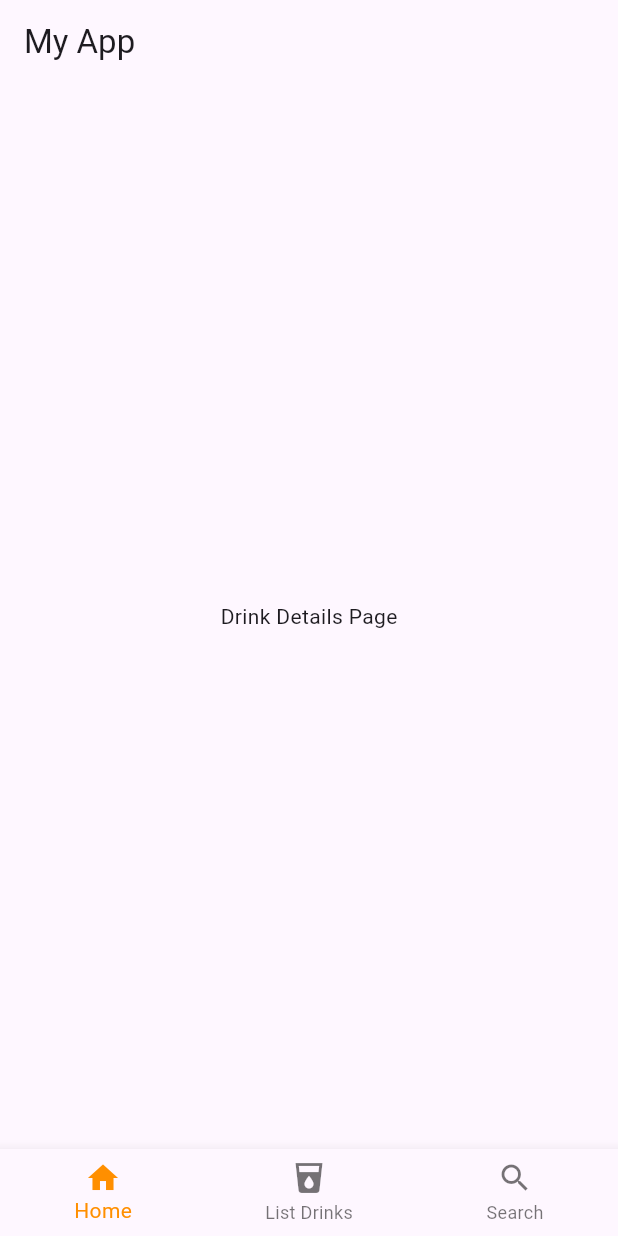
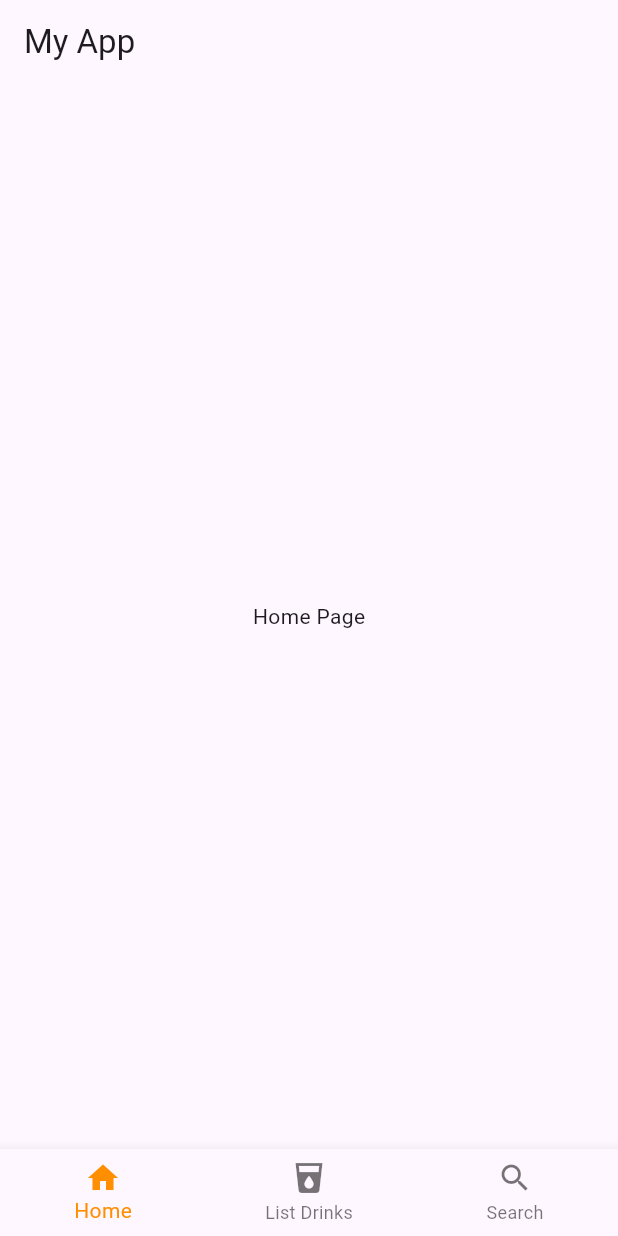
Before and after one commit to G-juss/Laboratorio2, a Flutter app: the screen it shows after launch, on a phone screen of 412 x 824 dp. Run offline on Flutter 3.47's test engine with Material 3 defaults, Android fonts, the light colour scheme and no system bars.

Commit message:
Se arregló la sección home

```diff
--- a/lib/main.dart
+++ b/lib/main.dart
@@ -1,5 +1,5 @@
+import 'package:cocteles/sections/home.dart';
 import 'package:flutter/material.dart';
-import 'sections/drinkdetails.dart';
 import 'sections/drinklist.dart';
 import 'sections/search.dart';
 
@@ -30,7 +30,7 @@
   int _selectedIndex = 0;
 
   static const List<Widget> _widgetOptions = <Widget>[
-    DrinkDetails(),
+    Home(),
     DrinkList(),
     Search(),
   ];
--- /dev/null
+++ b/lib/sections/home.dart
@@ -0,0 +1,12 @@
+import 'package:flutter/material.dart';
+
+class Home extends StatelessWidget {
+  const Home({super.key});
+
+  @override
+  Widget build(BuildContext context) {
+    return const Center(
+      child: Text('Home Page'),
+    );
+  }
+}
```
